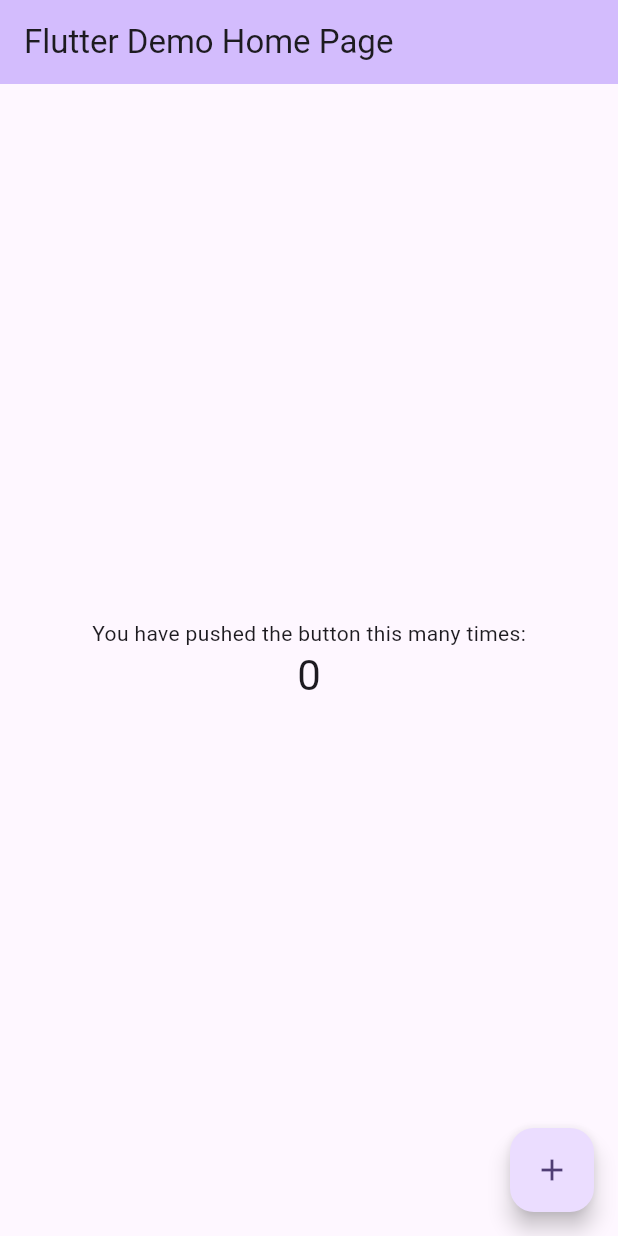
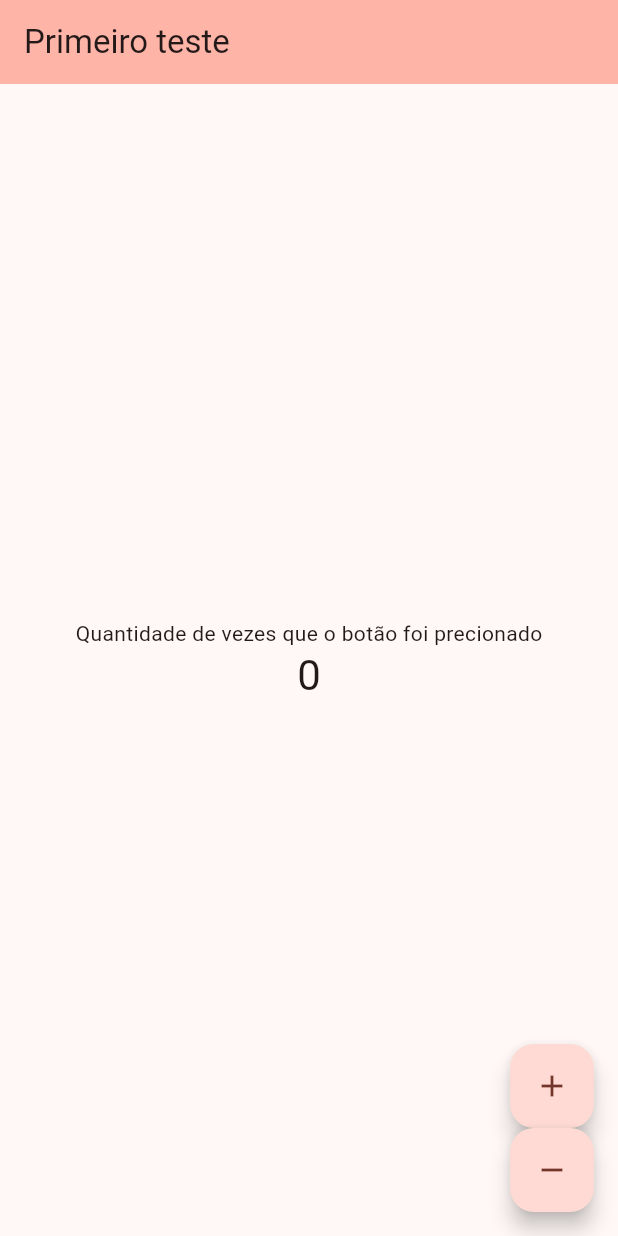
Before and after one commit to LuizM3/projeto_flutter_1, a Flutter app: the screen it shows after launch, on a phone screen of 412 x 824 dp. Run offline on Flutter 3.47's test engine with Material 3 defaults, Android fonts, the phone set to English and light mode, and no system bars.

Commit message:
Primeiros alterações no código

```diff
--- a/lib/main.dart
+++ b/lib/main.dart
@@ -13,40 +13,17 @@ class MyApp extends StatelessWidget {
     return MaterialApp(
       title: 'Flutter Demo',
       theme: ThemeData(
-        // This is the theme of your application.
-        //
-        // TRY THIS: Try running your application with "flutter run". You'll see
-        // the application has a purple toolbar. Then, without quitting the app,
-        // try changing the seedColor in the colorScheme below to Colors.green
-        // and then invoke "hot reload" (save your changes or press the "hot
-        // reload" button in a Flutter-supported IDE, or press "r" if you used
-        // the command line to start the app).
-        //
-        // Notice that the counter didn't reset back to zero; the application
-        // state is not lost during the reload. To reset the state, use hot
-        // restart instead.
-        //
-        // This works for code too, not just values: Most code changes can be
-        // tested with just a hot reload.
-        colorScheme: ColorScheme.fromSeed(seedColor: Colors.deepPurple),
+        colorScheme:
+            ColorScheme.fromSeed(seedColor: Color.fromARGB(255, 255, 0, 0)),
         useMaterial3: true,
       ),
-      home: const MyHomePage(title: 'Flutter Demo Home Page'),
+      home: const MyHomePage(title: 'Primeiro teste'),
     );
   }
 }
 
 class MyHomePage extends StatefulWidget {
   const MyHomePage({super.key, required this.title});
-
-  // This widget is the home page of your application. It is stateful, meaning
-  // that it has a State object (defined below) that contains fields that affect
-  // how it looks.
-
-  // This class is the configuration for the state. It holds the values (in this
-  // case the title) provided by the parent (in this case the App widget) and
-  // used by the build method of the State. Fields in a Widget subclass are
-  // always marked "final".
 
   final String title;
 
@@ -59,54 +36,29 @@ class _MyHomePageState extends State<MyHomePage> {
 
   void _incrementCounter() {
     setState(() {
-      // This call to setState tells the Flutter framework that something has
-      // changed in this State, which causes it to rerun the build method below
-      // so that the display can reflect the updated values. If we changed
-      // _counter without calling setState(), then the build method would not be
-      // called again, and so nothing would appear to happen.
       _counter++;
+    });
+  }
+
+  void _minusCounter() {
+    setState(() {
+      _counter--;
     });
   }
 
   @override
   Widget build(BuildContext context) {
-    // This method is rerun every time setState is called, for instance as done
-    // by the _incrementCounter method above.
-    //
-    // The Flutter framework has been optimized to make rerunning build methods
-    // fast, so that you can just rebuild anything that needs updating rather
-    // than having to individually change instances of widgets.
     return Scaffold(
         appBar: AppBar(
-        // TRY THIS: Try changing the color here to a specific color (to
-        // Colors.amber, perhaps?) and trigger a hot reload to see the AppBar
-        // change color while the other colors stay the same.
           backgroundColor: Theme.of(context).colorScheme.inversePrimary,
-        // Here we take the value from the MyHomePage object that was created by
-        // the App.build method, and use it to set our appbar title.
           title: Text(widget.title),
         ),
         body: Center(
-        // Center is a layout widget. It takes a single child and positions it
-        // in the middle of the parent.
           child: Column(
-          // Column is also a layout widget. It takes a list of children and
-          // arranges them vertically. By default, it sizes itself to fit its
-          // children horizontally, and tries to be as tall as its parent.
-          //
-          // Column has various properties to control how it sizes itself and
-          // how it positions its children. Here we use mainAxisAlignment to
-          // center the children vertically; the main axis here is the vertical
-          // axis because Columns are vertical (the cross axis would be
-          // horizontal).
-          //
-          // TRY THIS: Invoke "debug painting" (choose the "Toggle Debug Paint"
-          // action in the IDE, or press "p" in the console), to see the
-          // wireframe for each widget.
             mainAxisAlignment: MainAxisAlignment.center,
             children: <Widget>[
               const Text(
-              'You have pushed the button this many times:',
+                'Quantidade de vezes que o botão foi precionado',
               ),
               Text(
                 '$_counter',
@@ -115,11 +67,21 @@ class _MyHomePageState extends State<MyHomePage> {
             ],
           ),
         ),
-      floatingActionButton: FloatingActionButton(
+        floatingActionButton: Column(
+          mainAxisAlignment: MainAxisAlignment.end,
+        crossAxisAlignment: CrossAxisAlignment.end,
+          children: [
+            FloatingActionButton(
               onPressed: _incrementCounter,
               tooltip: 'Increment',
               child: const Icon(Icons.add),
             ), // This trailing comma makes auto-formatting nicer for build methods.
-    );
+            FloatingActionButton(
+              onPressed: _minusCounter,
+              tooltip: "Minus",
+              child: const Icon(Icons.remove),
+            ),
+          ],
+        ));
   }
 }
```
Lines whose indentation alone changed are shown as unchanged.
